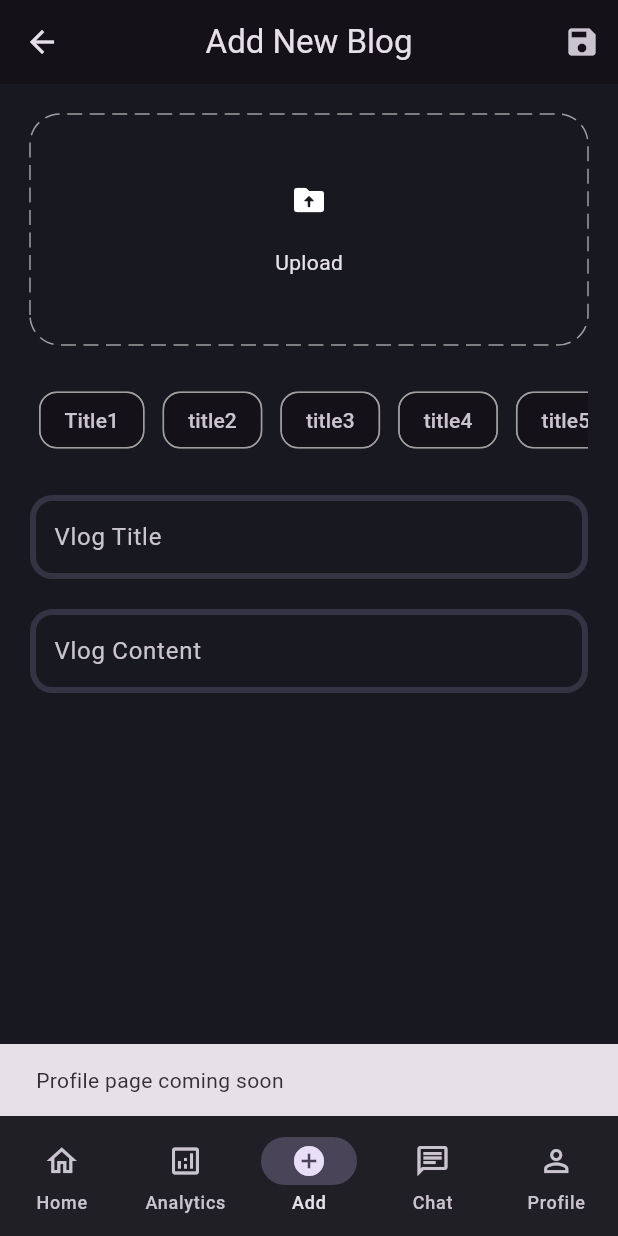
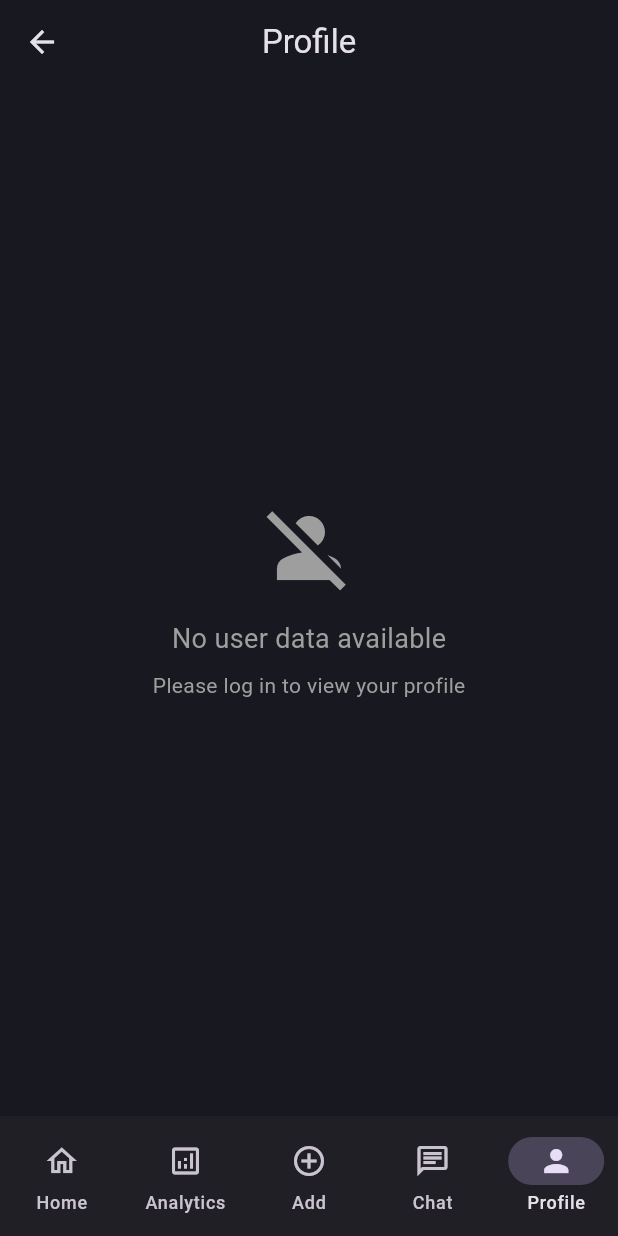
Before and after one commit to anasbayoumy/wlog, a Flutter app: the AddNewBlogPage screen opened directly, item 5 of the bottom bar chosen, on a phone screen of 412 x 824 dp. Run offline on Flutter 3.47's test engine with Material 3 defaults, Android fonts, the phone set to English and light mode, and no system bars; drawn by our look-alikes of dotted_border; our stand-ins replace bloc, flutter_bloc, fpdart, get_it, image_picker, supabase_flutter; accounts and stored records are empty; project files that could hold a hidden picture were left out.

Commit message:
added the profile page and the theme toogle functionality

```diff
--- /dev/null
+++ b/lib/core/common/cubits/theme/theme_cubit.dart
@@ -0,0 +1,16 @@
+import 'package:flutter/material.dart';
+import 'package:flutter_bloc/flutter_bloc.dart';
+
+part 'theme_state.dart';
+
+class ThemeCubit extends Cubit<ThemeState> {
+  ThemeCubit() : super(ThemeState(isDarkMode: true));
+
+  void toggleTheme() {
+    emit(ThemeState(isDarkMode: !state.isDarkMode));
+  }
+
+  void setDarkMode(bool isDark) {
+    emit(ThemeState(isDarkMode: isDark));
+  }
+}
--- /dev/null
+++ b/lib/core/common/cubits/theme/theme_state.dart
@@ -0,0 +1,17 @@
+part of 'theme_cubit.dart';
+
+@immutable
+class ThemeState {
+  final bool isDarkMode;
+
+  const ThemeState({required this.isDarkMode});
+
+  @override
+  bool operator ==(Object other) {
+    if (identical(this, other)) return true;
+    return other is ThemeState && other.isDarkMode == isDarkMode;
+  }
+
+  @override
+  int get hashCode => isDarkMode.hashCode;
+}
--- a/lib/core/common/widgets/app_navigation_bar.dart
+++ b/lib/core/common/widgets/app_navigation_bar.dart
@@ -1,6 +1,7 @@
 import 'package:flutter/material.dart';
 import 'package:wlog/features/blog/presentation/pages/blog_page.dart';
 import 'package:wlog/features/blog/presentation/pages/add_new_blog.dart';
+import 'package:wlog/features/profile/presentation/pages/profile_page.dart';
 
 class AppNavigationBar extends StatelessWidget {
   final int currentIndex;
@@ -41,8 +42,9 @@ class AppNavigationBar extends StatelessWidget {
             );
             break;
           case 4: // Profile
-            ScaffoldMessenger.of(context).showSnackBar(
-              const SnackBar(content: Text('Profile page coming soon')),
+            Navigator.pushReplacement(
+              context,
+              MaterialPageRoute(builder: (context) => const ProfilePage()),
             );
             break;
         }
--- a/lib/core/theme/theme.dart
+++ b/lib/core/theme/theme.dart
@@ -8,12 +8,41 @@ class AppTheme {
         borderRadius: BorderRadius.circular(15),
       );
 
-  static final ThemeData DarkModeTheme = ThemeData.dark().copyWith(
+  static final ThemeData darkTheme = ThemeData.dark().copyWith(
     scaffoldBackgroundColor: AppPallete.backgroundColor,
     inputDecorationTheme: InputDecorationTheme(
-      // border: border(AppPallete.gradient3),
       focusedBorder: border(AppPallete.gradient3),
       enabledBorder: border(),
     ),
+    appBarTheme: const AppBarTheme(
+      backgroundColor: AppPallete.backgroundColor,
+      elevation: 0,
+    ),
+    cardTheme: CardTheme(
+      color: AppPallete.greyColor.withOpacity(0.1),
+      elevation: 2,
+      shape: RoundedRectangleBorder(borderRadius: BorderRadius.circular(12)),
+    ),
   );
+
+  static final ThemeData lightTheme = ThemeData.light().copyWith(
+    scaffoldBackgroundColor: Colors.white,
+    inputDecorationTheme: InputDecorationTheme(
+      focusedBorder: border(AppPallete.gradient3),
+      enabledBorder: border(Colors.grey),
+    ),
+    appBarTheme: const AppBarTheme(
+      backgroundColor: Colors.white,
+      elevation: 0,
+      foregroundColor: Colors.black,
+    ),
+    cardTheme: CardTheme(
+      color: Colors.grey[100],
+      elevation: 2,
+      shape: RoundedRectangleBorder(borderRadius: BorderRadius.circular(12)),
+    ),
+  );
+
+  // Keep backward compatibility
+  static ThemeData get DarkModeTheme => darkTheme;
 }
--- a/lib/features/blog/presentation/pages/blog_page.dart
+++ b/lib/features/blog/presentation/pages/blog_page.dart
@@ -97,12 +97,6 @@ class _BlogPageState extends State<BlogPage> {
               );
             },
             icon: const Icon(Icons.add_circle_outline_rounded),
-          ),
-          IconButton(
-            onPressed: () async {
-              await _logout(context);
-            },
-            icon: const Icon(Icons.logout_outlined),
           ),
         ],
       ),
--- /dev/null
+++ b/lib/features/profile/presentation/pages/profile_page.dart
@@ -0,0 +1,199 @@
+import 'package:flutter/material.dart';
+import 'package:flutter_bloc/flutter_bloc.dart';
+import 'package:supabase_flutter/supabase_flutter.dart';
+import 'package:wlog/core/common/cubits/app_user/app_user_cubit.dart';
+import 'package:wlog/core/common/cubits/theme/theme_cubit.dart';
+import 'package:wlog/core/common/widgets/app_navigation_bar.dart';
+import 'package:wlog/features/auth/presentation/pages/loginpage.dart';
+import 'package:wlog/features/profile/presentation/widgets/profile_header.dart';
+import 'package:wlog/features/profile/presentation/widgets/profile_info_card.dart';
+import 'package:wlog/features/profile/presentation/widgets/theme_toggle_card.dart';
+
+class ProfilePage extends StatelessWidget {
+  const ProfilePage({super.key});
+
+  Future<void> _showLogoutConfirmation(BuildContext context) async {
+    final bool? shouldLogout = await showDialog<bool>(
+      context: context,
+      builder: (context) => AlertDialog(
+        title: const Row(
+          children: [
+            Icon(Icons.logout, color: Colors.red),
+            SizedBox(width: 8),
+            Text('Logout'),
+          ],
+        ),
+        content: const Text(
+          'Are you sure you want to logout?\nYou will need to login again to access your account.',
+        ),
+        actions: [
+          TextButton(
+            onPressed: () => Navigator.of(context).pop(false),
+            child: const Text('Cancel'),
+          ),
+          ElevatedButton(
+            onPressed: () => Navigator.of(context).pop(true),
+            style: ElevatedButton.styleFrom(
+              backgroundColor: Colors.red,
+              foregroundColor: Colors.white,
+            ),
+            child: const Text('Logout'),
+          ),
+        ],
+      ),
+    );
+
+    if (shouldLogout == true && context.mounted) {
+      await _performLogout(context);
+    }
+  }
+
+  Future<void> _performLogout(BuildContext context) async {
+    try {
+      // Show loading dialog
+      showDialog(
+        context: context,
+        barrierDismissible: false,
+        builder: (context) => const AlertDialog(
+          content: Row(
+            mainAxisSize: MainAxisSize.min,
+            children: [
+              CircularProgressIndicator(),
+              SizedBox(width: 16),
+              Text('Logging out...'),
+            ],
+          ),
+        ),
+      );
+
+      // Sign out from Supabase
+      await Supabase.instance.client.auth.signOut();
+
+      // Update app user state
+      if (context.mounted) {
+        context.read<AppUserCubit>().updateUser(null);
+      }
+
+      // Close loading dialog
+      if (context.mounted) {
+        Navigator.of(context).pop();
+      }
+
+      // Navigate to login page
+      if (context.mounted) {
+        Navigator.of(context).pushAndRemoveUntil(
+          MaterialPageRoute(builder: (context) => const LoginPage()),
+          (route) => false,
+        );
+      }
+    } catch (e) {
+      // Close loading dialog if open
+      if (context.mounted) {
+        Navigator.of(context).pop();
+
+        // Show error message
+        ScaffoldMessenger.of(context).showSnackBar(
+          SnackBar(
+            content: Text('Logout failed: ${e.toString()}'),
+            backgroundColor: Colors.red,
+          ),
+        );
+      }
+    }
+  }
+
+  @override
+  Widget build(BuildContext context) {
+    return Scaffold(
+      appBar: AppBar(
+        title: const Text('Profile'),
+        centerTitle: true,
+      ),
+      body: BlocBuilder<AppUserCubit, AppUserState>(
+        builder: (context, state) {
+          if (state is IsLoggedIn) {
+            final user = state.user;
+            return SingleChildScrollView(
+              padding: const EdgeInsets.all(16),
+              child: Column(
+                children: [
+                  // Profile Header
+                  ProfileHeader(user: user),
+                  const SizedBox(height: 24),
+
+                  // Profile Information Card
+                  ProfileInfoCard(user: user),
+                  const SizedBox(height: 16),
+
+                  // Theme Toggle Card
+                  const ThemeToggleCard(),
+                  const SizedBox(height: 16),
+
+                  // Additional Settings Cards can be added here
+                  Card(
+                    child: ListTile(
+                      leading: const Icon(Icons.info_outline),
+                      title: const Text('About'),
+                      subtitle: const Text('App version and information'),
+                      trailing: const Icon(Icons.arrow_forward_ios, size: 16),
+                      onTap: () {
+                        // TODO: Navigate to about page
+                        ScaffoldMessenger.of(context).showSnackBar(
+                          const SnackBar(
+                              content: Text('About page coming soon!')),
+                        );
+                      },
+                    ),
+                  ),
+                  const SizedBox(height: 24),
+
+                  // Logout Button
+                  Container(
+                    width: double.infinity,
+                    padding: const EdgeInsets.symmetric(horizontal: 16),
+                    child: ElevatedButton.icon(
+                      onPressed: () => _showLogoutConfirmation(context),
+                      icon: const Icon(Icons.logout),
+                      label: const Text('Logout'),
+                      style: ElevatedButton.styleFrom(
+                        backgroundColor: Colors.red,
+                        foregroundColor: Colors.white,
+                        padding: const EdgeInsets.symmetric(vertical: 16),
+                        shape: RoundedRectangleBorder(
+                          borderRadius: BorderRadius.circular(12),
+                        ),
+                        elevation: 2,
+                      ),
+                    ),
+                  ),
+                  const SizedBox(height: 16),
+                ],
+              ),
+            );
+          }
+
+          // If user is not logged in
+          return const Center(
+            child: Column(
+              mainAxisAlignment: MainAxisAlignment.center,
+              children: [
+                Icon(Icons.person_off, size: 64, color: Colors.grey),
+                SizedBox(height: 16),
+                Text(
+                  'No user data available',
+                  style: TextStyle(fontSize: 18, color: Colors.grey),
+                ),
+                SizedBox(height: 8),
+                Text(
+                  'Please log in to view your profile',
+                  style: TextStyle(fontSize: 14, color: Colors.grey),
+                ),
+              ],
+            ),
+          );
+        },
+      ),
+      bottomNavigationBar: const AppNavigationBar(currentIndex: 4),
+    );
+  }
+}
--- a/lib/initDependencies.dart
+++ b/lib/initDependencies.dart
@@ -1,6 +1,7 @@
 import 'package:get_it/get_it.dart';
 import 'package:supabase_flutter/supabase_flutter.dart';
 import 'package:wlog/core/common/cubits/app_user/app_user_cubit.dart';
+import 'package:wlog/core/common/cubits/theme/theme_cubit.dart';
 import 'package:wlog/core/secrets/supabase_secrets.dart';
 import 'package:wlog/features/auth/data/datasouces/auth_remote_data_source.dart';
 import 'package:wlog/features/auth/data/repo/auth_repo_imp.dart';
@@ -29,6 +30,10 @@ Future<void> initDependencies() async {
 
   serviceLocator.registerLazySingleton<AppUserCubit>(
     () => AppUserCubit(),
+  );
+
+  serviceLocator.registerLazySingleton<ThemeCubit>(
+    () => ThemeCubit(),
   );
 }
 
```
Also changed, not shown: lib/features/auth/presentation/widgets/auth_field.dart (+0 -39 lines), lib/features/profile/presentation/widgets/profile_header.dart (added, +94 -0 lines), lib/features/profile/presentation/widgets/profile_info_card.dart (added, +163 -0 lines), lib/features/profile/presentation/widgets/theme_toggle_card.dart (added, +137 -0 lines), lib/main.dart (+10 -1 lines).
